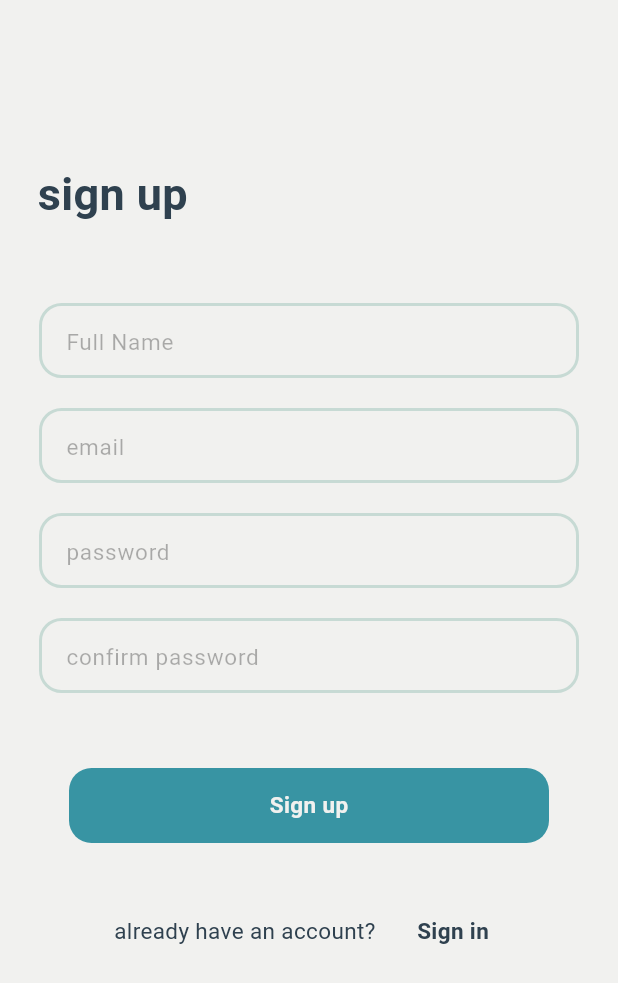
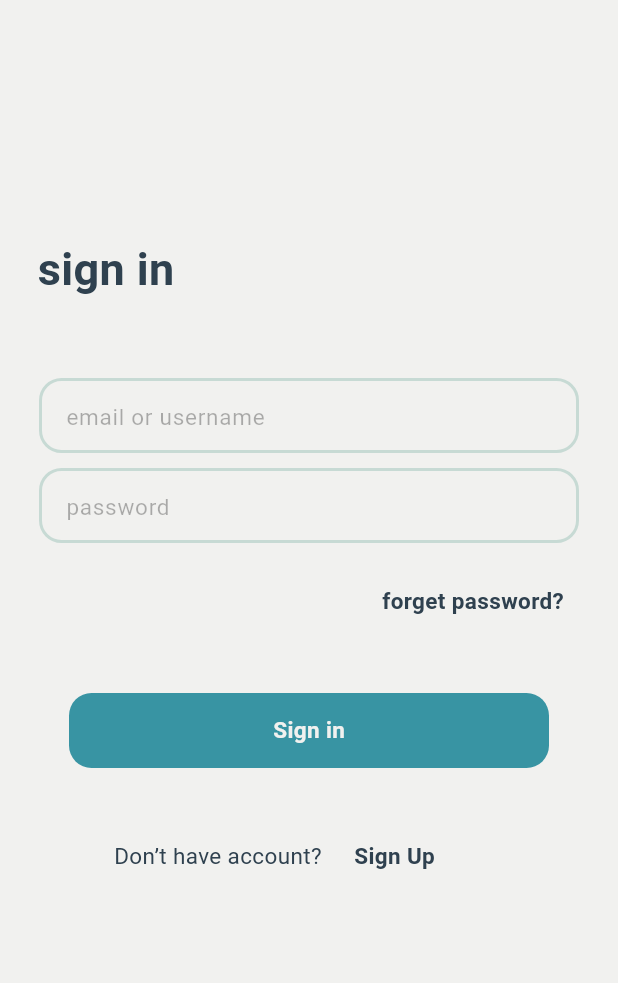
Before and after one commit to ImmortalBoi/ESP-Assistant, a Flutter app: the SignUp screen opened directly, on a phone screen of 412 x 824 dp. Shown: the top 983 px of the screen. Run offline on Flutter 3.47's test engine with Material 3 defaults, Android fonts, the phone set to English and light mode, and no system bars; our stand-ins replace flutter_svg, get, permission_handler; missing offline and left inert: flutter_reactive_ble, flutter_sound, mqtt_client; Roboto replaces fonts that are missing (IBM Plex Mono).

Commit message:
Changed Sign Up and Sign In to use GetX instead and added sitemap to backend

```diff
--- a/flutter_app/lib/Controller/http_controller.dart
+++ /dev/null
@@ -1,21 +0,0 @@
-import 'package:http/http.dart' as http;
-import 'dart:convert';
-import 'peripherals_controller.dart';
-
-Future<http.Response> sendCommand(
-    List<Peripheral> peripherals, String transcript) {
-      print("Sending");
-  String jsonPeripherals =
-      jsonEncode(peripherals.map((p) => p.toJson()).toList());
-  String jsonString = jsonEncode(transcript);
-  return http.post(
-    Uri.parse('https://esp32-voice-assistant.onrender.com/command'),
-    headers: <String, String>{
-      'Content-Type': 'application/json; charset=UTF-8',
-    },
-    body: jsonEncode({
-      'Peripherals': jsonDecode(jsonPeripherals),
-      'Transcript': jsonString,
-    }),
-  );
-}
--- a/flutter_app/lib/Controller/peripherals_controller.dart
+++ b/flutter_app/lib/Controller/peripherals_controller.dart
@@ -1,14 +1,12 @@
 import 'package:flutter/material.dart';
 import 'package:get/get.dart';
 import 'package:flutter_app/Controller/mqtt_controller.dart';
+import 'package:flutter_app/Model/peripheral_model.dart';
+import 'package:http/http.dart' as http;
+import 'dart:convert';
 
 class PeripheralsController extends GetxController {
   final peripherals = <Peripheral>[].obs;
-
-  @override
-  void onInit() {
-    super.onInit();
-  }
 
   void createPeripheral(
       Component component, String name, int value, List<String> pin) {
@@ -52,24 +50,22 @@ class PeripheralsController extends GetxController {
     peripherals
         .add(Peripheral(component, name, value, pin, icon, mqttController));
   }
+
+  Future<http.Response> sendCommand(
+      List<Peripheral> peripherals, String transcript) {
+    print("Sending");
+    String jsonPeripherals =
+        jsonEncode(peripherals.map((p) => p.toJson()).toList());
+    String jsonString = jsonEncode(transcript);
+    return http.post(
+      Uri.parse('https://esp32-voice-assistant.onrender.com/command'),
+      headers: <String, String>{
+        'Content-Type': 'application/json; charset=UTF-8',
+      },
+      body: jsonEncode({
+        'Peripherals': jsonDecode(jsonPeripherals),
+        'Transcript': jsonString,
+      }),
+    );
+  }
 }
-
-enum Component { led, servo, potentiometer, temperature }
-
-class Peripheral {
-  late Component component;
-  late String name;
-  late int value;
-  late List<String> pin;
-  late Icon icon;
-  late MqttController mqttController;
-  Peripheral(this.component, this.name, this.value, this.pin, this.icon,
-      this.mqttController);
-  Map<String, dynamic> toJson() => {
-        'component': component
-            .name, // Assuming Component class also has a toJson() method
-        'name': name,
-        'value': value,
-        'pin': pin,
-      };
-}
--- /dev/null
+++ b/flutter_app/lib/Controller/user_controller.dart
@@ -0,0 +1,18 @@
+import 'package:get/get.dart';
+import 'package:flutter_app/Model/user_model.dart';
+import 'package:http/http.dart' as http;
+import 'dart:convert';
+
+class UserController extends GetxController {
+  final user = User('','').obs;
+
+  Future<http.Response> checkAuth(User user){
+    return http.post(
+      Uri.parse('https://esp32-voice-assistant.onrender.com/command'),
+      headers: <String, String>{
+        'Content-Type': 'application/json; charset=UTF-8',
+      },
+      body: jsonEncode(user),
+    );
+  }
+}
--- /dev/null
+++ b/flutter_app/lib/Model/peripheral_model.dart
@@ -0,0 +1,22 @@
+import 'package:flutter_app/Controller/mqtt_controller.dart';
+import 'package:flutter/material.dart';
+
+enum Component { led, servo, potentiometer, temperature }
+
+class Peripheral {
+  late Component component;
+  late String name;
+  late int value;
+  late List<String> pin;
+  late Icon icon;
+  late MqttController mqttController;
+  Peripheral(this.component, this.name, this.value, this.pin, this.icon,
+      this.mqttController);
+  Map<String, dynamic> toJson() => {
+        'component': component
+            .name, // Assuming Component class also has a toJson() method
+        'name': name,
+        'value': value,
+        'pin': pin,
+      };
+}
--- /dev/null
+++ b/flutter_app/lib/Model/user_model.dart
@@ -0,0 +1,7 @@
+class User {
+  late int user_id;
+  late String user_password;
+  late String user_name;
+
+  User(this.user_password,this.user_name);
+}
--- a/flutter_app/lib/Widget/Mqtt/mqtt_widget.dart
+++ b/flutter_app/lib/Widget/Mqtt/mqtt_widget.dart
@@ -3,7 +3,7 @@ import 'package:get/get.dart';
 // import 'package:flutter_app/Controller/mqtt_controller.dart';
 import 'package:flutter_app/Controller/microphone_controller.dart';
 import 'package:flutter_app/Controller/peripherals_controller.dart';
-import 'package:flutter_app/Controller/http_controller.dart';
+import 'package:flutter_app/Model/peripheral_model.dart';
 
 class MqttWidget extends StatelessWidget {
   const MqttWidget({super.key});
@@ -118,7 +118,7 @@ class MqttWidget extends StatelessWidget {
             micController.startRecording('audioFile');
           },
           onLongPressEnd: (details) {
-            micController.stopRecording().then((value) => sendCommand(
+            micController.stopRecording().then((value) => peripheralsController.sendCommand(
                 peripheralsController.peripherals.toList(),
                 micController.transcript.value));
             showDialog(
--- a/flutter_app/lib/view/components/screens/sign_in.dart
+++ b/flutter_app/lib/view/components/screens/sign_in.dart
@@ -1,17 +1,16 @@
 import 'package:flutter/material.dart';
+import 'package:flutter_app/Controller/user_controller.dart';
 import 'package:flutter_app/app_colors.dart';
 import 'package:flutter_app/view/components/screens/sign_up.dart';
+import 'package:get/get.dart';
 
-class SignIn extends StatefulWidget {
+class SignIn extends StatelessWidget {
   const SignIn({super.key});
 
   @override
-  State<SignIn> createState() => _SignInState();
-}
+  Widget build(BuildContext context) {
+    final UserController userController = Get.put(UserController());
 
-class _SignInState extends State<SignIn> {
-  @override
-  Widget build(BuildContext context) {
     return Scaffold(
         backgroundColor: AppColors.backgroundColor,
         body: Center(
@@ -188,5 +187,6 @@ class _SignInState extends State<SignIn> {
             ),
           ),
         ));
+
   }
 }
--- a/flutter_app/lib/view/components/screens/sign_up.dart
+++ b/flutter_app/lib/view/components/screens/sign_up.dart
@@ -1,27 +1,27 @@
 import 'package:flutter/material.dart';
+import 'package:flutter_app/Controller/user_controller.dart';
 import 'package:flutter_app/app_colors.dart';
 import 'package:flutter_app/view/components/screens/sign_in.dart';
+import 'package:get/get.dart';
 
-class SignUp extends StatefulWidget {
+class SignUp extends StatelessWidget {
   const SignUp({super.key});
 
   @override
-  State<SignUp> createState() => _SignUpState();
-}
+  Widget build(BuildContext context) {
+    final UserController userController = Get.put(UserController());
 
-class _SignUpState extends State<SignUp> {
-  @override
-  Widget build(BuildContext context) {
     return Scaffold(
         backgroundColor: AppColors.backgroundColor,
         body: Center(
           child: Container(
             width: 400,
-                height: 600,
-                child: Stack(children: [
+            height: 500,
+            child: Stack(
+              children: [
                 const Positioned(
                   left: 19,
-                    child: Text("sign up",
+                  child: Text("sign in",
                       style: TextStyle(
                         color: Color(0xFF2F414F),
                         fontSize: 30,
@@ -47,10 +47,9 @@ class _SignUpState extends State<SignUp> {
                     ),
                     child: TextFormField(
                       decoration: InputDecoration(
-                          hintText: 'Full Name',
+                        hintText: 'email or username',
                         hintStyle: TextStyle(
-                            color:
-                                Colors.black.withOpacity(0.30000001192092896),
+                          color: Colors.black.withOpacity(0.30000001192092896),
                           fontSize: 15,
                           fontFamily: 'IBM Plex Mono',
                           fontWeight: FontWeight.w400,
@@ -65,41 +64,7 @@ class _SignUpState extends State<SignUp> {
                   ),
                 ),
                 Positioned(
-                    top: 160,
-                    left: 20,
-                    right: 20,
-                    child: Container(
-                      alignment: AlignmentDirectional.center,
-                      width: 390,
-                      height: 50,
-                      decoration: ShapeDecoration(
-                        shape: RoundedRectangleBorder(
-                          side: const BorderSide(
-                              width: 2, color: Color(0xFFC7DAD4)),
-                          borderRadius: BorderRadius.circular(15),
-                        ),
-                      ),
-                      child: TextFormField(
-                        decoration: InputDecoration(
-                          hintText: 'email',
-                          hintStyle: TextStyle(
-                            color:
-                                Colors.black.withOpacity(0.30000001192092896),
-                            fontSize: 15,
-                            fontFamily: 'IBM Plex Mono',
-                            fontWeight: FontWeight.w400,
-                            height: 0,
-                          ),
-                          border: InputBorder.none,
-                          contentPadding:
-                              const EdgeInsets.symmetric(horizontal: 16),
-                        ),
-                        textAlign: TextAlign.start,
-                      ),
-                    ),
-                  ),
-                  Positioned(
-                    top: 230,
+                  top: 150,
                   left: 20,
                   right: 20,
                   child: Container(
@@ -117,8 +82,7 @@ class _SignUpState extends State<SignUp> {
                       decoration: InputDecoration(
                         hintText: 'password',
                         hintStyle: TextStyle(
-                            color:
-                                Colors.black.withOpacity(0.30000001192092896),
+                          color: Colors.black.withOpacity(0.30000001192092896),
                           fontSize: 15,
                           fontFamily: 'IBM Plex Mono',
                           fontWeight: FontWeight.w400,
@@ -132,42 +96,20 @@ class _SignUpState extends State<SignUp> {
                     ),
                   ),
                 ),
+                const Positioned(
+                  top: 230,
+                  right: 30,
+                  child: Text("forget password?",
+                      style: TextStyle(
+                        color: Color(0xFF2F414F),
+                        fontSize: 15,
+                        fontFamily: 'IBM Plex Mono',
+                        fontWeight: FontWeight.w700,
+                        height: 0,
+                      )),
+                ),
                 Positioned(
                   top: 300,
-                    left: 20,
-                    right: 20,
-                    child: Container(
-                      alignment: AlignmentDirectional.center,
-                      width: 390,
-                      height: 50,
-                      decoration: ShapeDecoration(
-                        shape: RoundedRectangleBorder(
-                          side: const BorderSide(
-                              width: 2, color: Color(0xFFC7DAD4)),
-                          borderRadius: BorderRadius.circular(15),
-                        ),
-                      ),
-                      child: TextFormField(
-                        decoration: InputDecoration(
-                          hintText: 'confirm password',
-                          hintStyle: TextStyle(
-                            color:
-                                Colors.black.withOpacity(0.30000001192092896),
-                            fontSize: 15,
-                            fontFamily: 'IBM Plex Mono',
-                            fontWeight: FontWeight.w400,
-                            height: 0,
-                          ),
-                          border: InputBorder.none,
-                          contentPadding:
-                              const EdgeInsets.symmetric(horizontal: 16),
-                        ),
-                        textAlign: TextAlign.start,
-                      ),
-                    ),
-                  ),
-                  Positioned(
-                    top: 400,
                   right: 40,
                   left: 40,
                   child: Container(
@@ -181,7 +123,7 @@ class _SignUpState extends State<SignUp> {
                       ),
                     ),
                     child: const Text(
-                        'Sign up',
+                      'Sign in',
                       style: TextStyle(
                         color: Color(0xFFF1F1EF),
                         fontSize: 15,
@@ -193,9 +135,9 @@ class _SignUpState extends State<SignUp> {
                   ),
                 ),
                 Positioned(
-                    top: 500,
+                  top: 400,
                   child: Container(
-                      width: 500,
+                    width: 300,
                     height: 20,
                     child: Stack(
                       children: [
@@ -203,7 +145,7 @@ class _SignUpState extends State<SignUp> {
                           left: 70,
                           top: 0,
                           child: Text(
-                              'already have an account? ',
+                            'Don’t have account? ',
                             style: TextStyle(
                               color: Color(0xFF2F414F),
                               fontSize: 15,
@@ -214,7 +156,7 @@ class _SignUpState extends State<SignUp> {
                           ),
                         ),
                         Positioned(
-                            right: 180,
+                          left: 230,
                           top: 0,
                           child: GestureDetector(
                             onTap: () {
@@ -226,7 +168,7 @@ class _SignUpState extends State<SignUp> {
                               );
                             },
                             child: const Text(
-                                'Sign in',
+                              'Sign Up',
                               style: TextStyle(
                                 color: Color(0xFF2F414F),
                                 fontSize: 15,
@@ -241,6 +183,9 @@ class _SignUpState extends State<SignUp> {
                     ),
                   ),
                 )
-                ]))));
+              ],
+            ),
+          ),
+        ));
   }
 }
```
Also changed, not shown: 1 other file. Lines whose indentation alone changed are shown as unchanged.
